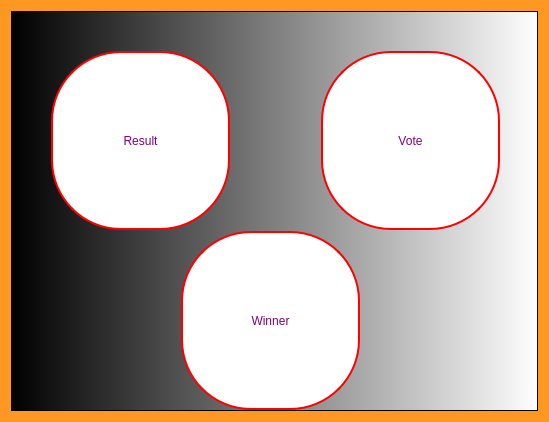
Above: ui/main.ui from KotoJallow/Voting-System before the change. Below: the same form after it.
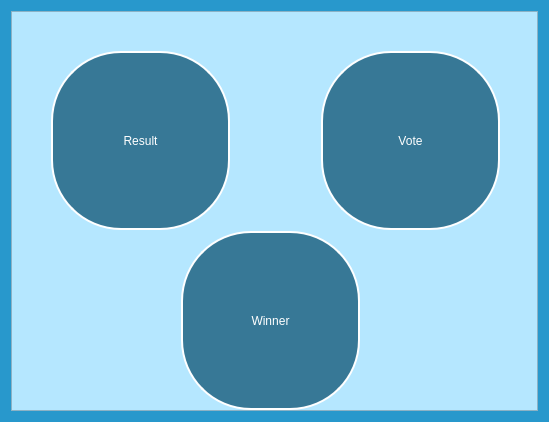
That is the form after the change.

Patch:
```diff
--- a/ui/main.ui
+++ b/ui/main.ui
@@ -26,7 +26,7 @@
    <string>Dashboard</string>
   </property>
   <property name="styleSheet">
-   <string notr="true">background:rgb(255, 152, 35)</string>
+   <string notr="true">background-color: #2898cc;</string>
   </property>
   <layout class="QGridLayout" name="gridLayout">
    <property name="sizeConstraint">
@@ -41,7 +41,7 @@
       </size>
      </property>
      <property name="styleSheet">
-      <string notr="true">background-color: qlineargradient(spread:pad, x1:0, y1:0, x2:1, y2:0, stop:0 rgba(0, 0, 0, 255), stop:1 rgba(255, 255, 255, 255));</string>
+      <string notr="true">background-color: #b5e7ff;</string>
      </property>
      <property name="frameShape">
       <enum>QFrame::StyledPanel</enum>
@@ -66,12 +66,12 @@
       </property>
       <property name="styleSheet">
        <string notr="true">font: 14pt &quot;Myanmar Text&quot;;
- background-color: #fff;
-color:  purple;
+background-color:#377896;
+color:  white;
  border-style: solid;
  border-width:2px;
  border-radius:70px;
- border-color: red;
+border-color: #fff;
  max-width:175px;
  max-height:175px;
  min-width:175px;
@@ -98,12 +98,12 @@
       </property>
       <property name="styleSheet">
        <string notr="true">font: 14pt &quot;Myanmar Text&quot;;
- background-color: white;
-color:  purple;
+background-color:#377896;
+color:  white;
  border-style: solid;
  border-width:2px;
  border-radius:70px;
- border-color: red;
+ border-color: white;
  max-width:175px;
  max-height:175px;
  min-width:175px;
@@ -129,13 +129,13 @@
        </size>
       </property>
       <property name="styleSheet">
-       <string notr="true"> background-color: white;
+       <string notr="true">background-color:#377896;
 font: 14pt &quot;Myanmar Text&quot;;
-color:  purple;
+color:  white;
  border-style: solid;
  border-width:2px;
  border-radius:70px;
- border-color: red;
+ border-color: white;
  max-width:175px;
  max-height:175px;
  min-width:175px;
```
